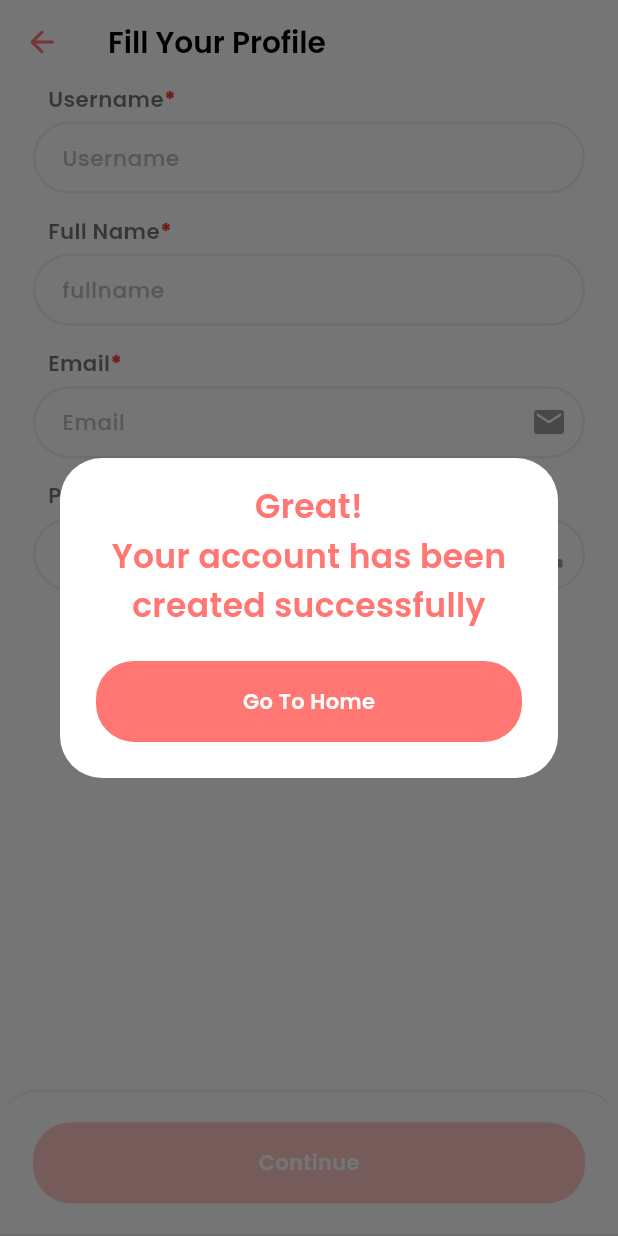
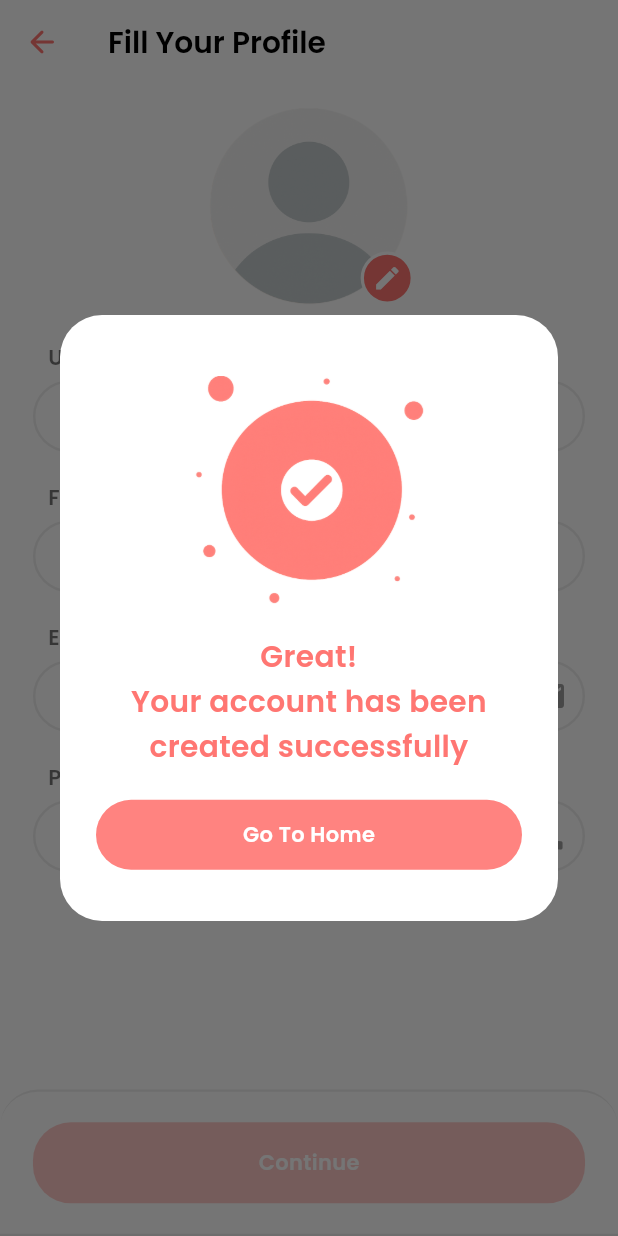
Before and after one commit to Aman-Singh-Rawat/newsy_app, a Flutter app: the FillYourProfileScreen screen opened directly, after a tap on "Continue", on a phone screen of 412 x 824 dp. Run offline on Flutter 3.47's test engine with Material 3 defaults, Android fonts, the phone set to English and light mode, and no system bars; our stand-ins replace flutter_screenutil, flutter_spinkit, flutter_svg, google_fonts, introduction_screen, pinput; network calls fail.

Commit message:
UPDATE:: DESIGNED:: choose_your_news_widget.dart

```diff
--- a/lib/main.dart
+++ b/lib/main.dart
@@ -3,6 +3,8 @@ import 'package:google_fonts/google_fonts.dart';
 import 'package:newsy/core/theme/app_colors.dart';
 import 'package:flutter_screenutil/flutter_screenutil.dart';
 import 'package:newsy/view/views/main_screen.dart';
+import 'package:newsy/view/views/setup-profile/choose_your_news_sources.dart';
+import 'package:newsy/view/views/setup-profile/fill_your_profile_screen.dart';
 
 void main() {
   runApp(const MyApp());
@@ -74,7 +76,7 @@ class MyApp extends StatelessWidget {
               seedColor: Colorr.primaryColor[400]!,
             ),
           ),
-          home: MainScreen(),
+          home: ChooseYourNewsSources(),
         );
       },
     );
--- a/lib/view/views/setup-profile/fill_your_profile_screen.dart
+++ b/lib/view/views/setup-profile/fill_your_profile_screen.dart
@@ -1,6 +1,7 @@
 import 'package:flutter/material.dart';
 import 'package:flutter_screenutil/flutter_screenutil.dart';
 import 'package:newsy/core/theme/app_colors.dart';
+import 'package:newsy/core/utils/assets.dart';
 import 'package:newsy/core/utils/extension.dart';
 import 'package:newsy/view/widgets/bottom_navigation_btn.dart';
 import 'package:newsy/view/widgets/custom_app_bar.dart';
@@ -43,9 +44,42 @@ class _FillYourProfileScreenState extends State<FillYourProfileScreen> {
   @override
   Widget build(BuildContext context) {
     return Scaffold(
+      resizeToAvoidBottomInset: false,
       appBar: getAppBar(title: "Fill Your Profile", context: context),
       body: Column(
         children: [
+          SizedBox(height: 15.h),
+          Stack(
+            children: [
+              Image.asset(
+                Assets.imgProfilePlaceholder,
+                height: 130.h,
+                width: 130.w,
+              ),
+
+              Positioned(
+                bottom: 0,
+                right: 0,
+                child: InkWell(
+                  onTap: () {},
+                  borderRadius: BorderRadius.circular(35.r),
+                  child: Container(
+                    height: 35.h,
+                    width: 35.w,
+                    decoration: BoxDecoration(
+                      color: Colorr.primaryColor[400],
+                      shape: BoxShape.circle,
+                      border: Border.all(color: Colors.white, width: 2.w),
+                    ),
+                    child: Icon(Icons.edit, color: Colors.white, size: 18.sp),
+                  ),
+                ),
+              ),
+            ],
+          ),
+
+          SizedBox(height: 25.h),
+
           CustomTextFieldWithLabel(
             label: "Username",
             hint: "Username",
@@ -53,7 +87,7 @@ class _FillYourProfileScreenState extends State<FillYourProfileScreen> {
             controller: _usernameController,
           ),
 
-          SizedBox(height: 15.h),
+          SizedBox(height: 20.h),
 
           CustomTextFieldWithLabel(
             label: "Full Name",
@@ -62,7 +96,7 @@ class _FillYourProfileScreenState extends State<FillYourProfileScreen> {
             controller: _fullNameController,
           ),
 
-          SizedBox(height: 15.h),
+          SizedBox(height: 20.h),
 
           CustomTextFieldWithLabel(
             label: "Email",
@@ -72,7 +106,7 @@ class _FillYourProfileScreenState extends State<FillYourProfileScreen> {
             controller: _emailController,
           ),
 
-          SizedBox(height: 15.h),
+          SizedBox(height: 20.h),
 
           CustomTextFieldWithLabel(
             label: "Phone Number",
@@ -93,7 +127,7 @@ class _FillYourProfileScreenState extends State<FillYourProfileScreen> {
         onTap: () {
           showDialog(
             context: context,
-            builder: (context) => showAccountCreatedDialog(),
+            builder: (context) => showAccountCreatedDialog(context: context),
           );
         },
       ),
--- a/lib/view/widgets/show_account_created_dialog.dart
+++ b/lib/view/widgets/show_account_created_dialog.dart
@@ -2,33 +2,43 @@ import 'package:flutter/material.dart';
 import 'package:flutter_screenutil/flutter_screenutil.dart';
 import 'package:google_fonts/google_fonts.dart';
 import 'package:newsy/core/theme/app_colors.dart';
+import 'package:newsy/core/utils/assets.dart';
+import 'package:newsy/view/views/home/home_screen.dart';
 import 'package:newsy/view/widgets/custom_btn.dart';
 
-showAccountCreatedDialog() {
+showAccountCreatedDialog({required BuildContext context}) {
   return AlertDialog(
     backgroundColor: Colors.white,
     content: Column(
       mainAxisSize: MainAxisSize.min,
       crossAxisAlignment: CrossAxisAlignment.center,
       children: [
+        SizedBox(height: 24.h),
+        Image.asset(Assets.imgSuccessDialog, height: 150.h, width: 150.w),
+
+        SizedBox(height: 20.h),
+
         Text(
           "Great!\nYour account has been created successfully",
           textAlign: TextAlign.center,
           style: GoogleFonts.poppins(
             height: 1.5,
             color: Colorr.primaryColor[400],
-            fontSize: 20.sp,
+            fontSize: 18.sp,
             fontWeight: FontWeight.w600,
           ),
         ),
 
-        SizedBox(height: 20.h,),
+        SizedBox(height: 20.h),
 
         CustomBtn(
-          color: Colorr.primaryColor[400]!,
+          height: 46.h,
+          color: Colorr.primaryColor[400]!.withOpacity(0.9),
           btnText: "Go To Home",
-          onTap: () {},
+          onTap: ()=> Navigator.of(context).push(MaterialPageRoute(builder: (context) => HomeScreen()))
         ),
+
+        SizedBox(height: 10.h),
       ],
     ),
   );
```
Also changed, not shown: lib/core/utils/constants.dart (added, +34 -0 lines), lib/view/views/setup-profile/choose_your_news_sources.dart (+22 -12 lines), lib/view/widgets/choose_news_source_widget.dart (deleted, +0 -15 lines), lib/view/widgets/choose_your_news_widget.dart (added, +85 -0 lines).
